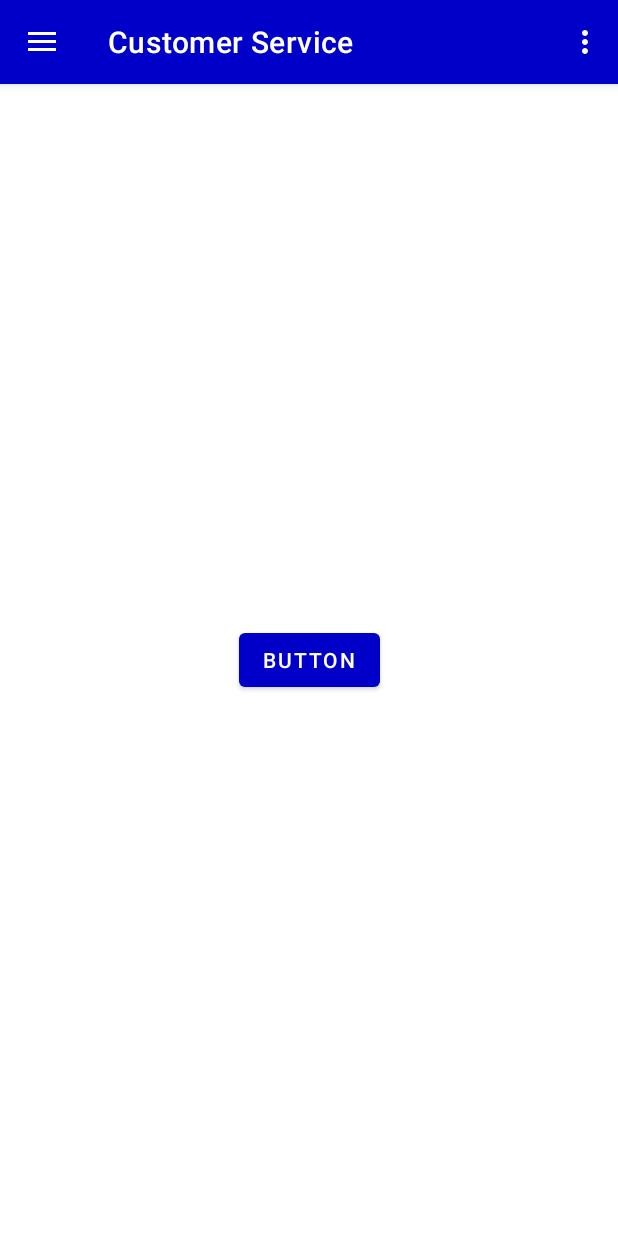
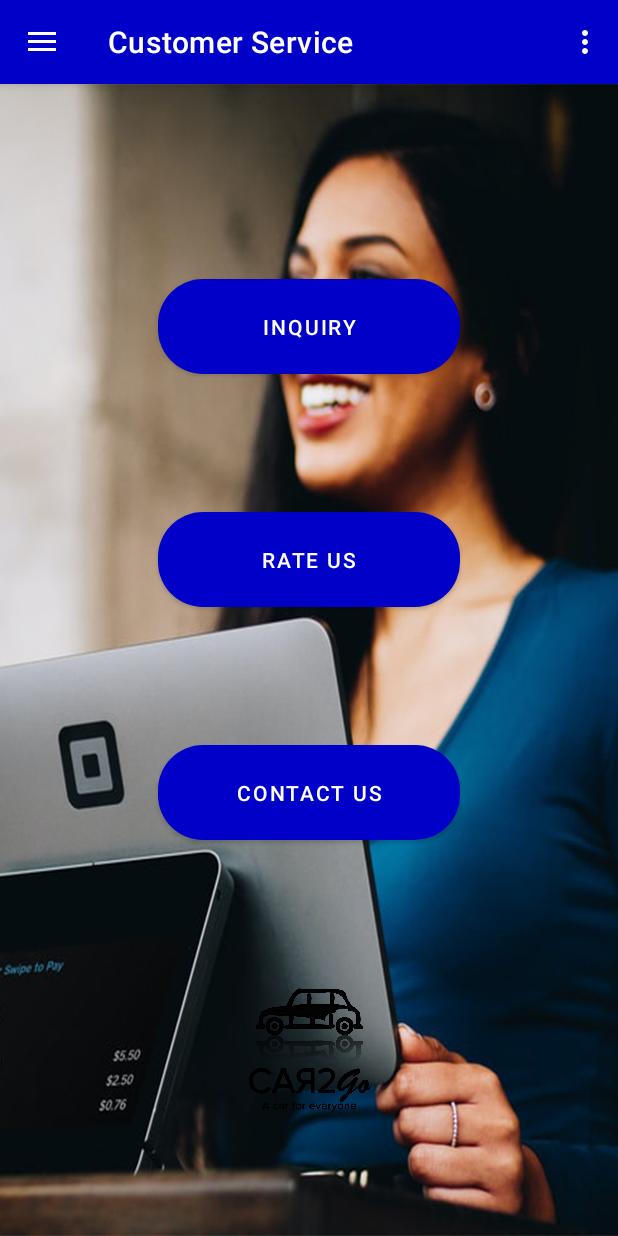
Before and after one commit to KavinduLakshitha/Car2Go, an Android app: the screen it shows after launch (MainActivity), in the side drawer, after a tap on "Customer Service", on a phone screen of 412 x 824 dp. Run offline under Robolectric (Android 15) with nearby library versions, the phone set to English and light mode, and no system bars; our stand-ins replace navigation-ui.

Commit message:
Customer Service Added!

```diff
--- a/app/src/main/AndroidManifest.xml
+++ b/app/src/main/AndroidManifest.xml
@@ -9,6 +9,7 @@
         android:roundIcon="@mipmap/ic_launcher_round"
         android:supportsRtl="true"
         android:theme="@style/Theme.Car2GO">
+        <activity android:name=".ui.services.AddInquiry"/> >
         <activity
             android:name=".MainActivity"
             android:label="@string/app_name"
@@ -19,6 +20,7 @@
                 <category android:name="android.intent.category.LAUNCHER" />
             </intent-filter>
         </activity>
+
     </application>
 
 </manifest>
--- a/app/src/main/java/com/example/car2go/ui/services/ServicesFragment.java
+++ b/app/src/main/java/com/example/car2go/ui/services/ServicesFragment.java
@@ -4,29 +4,41 @@ import android.os.Bundle;
 import android.view.LayoutInflater;
 import android.view.View;
 import android.view.ViewGroup;
-import android.widget.TextView;
+import android.widget.Button;
+
+import android.content.Intent;
+
 
 import androidx.annotation.NonNull;
-import androidx.annotation.Nullable;
+
 import androidx.fragment.app.Fragment;
-import androidx.lifecycle.Observer;
-import androidx.lifecycle.ViewModelProvider;
+
 
 import com.example.car2go.R;
 import com.example.car2go.databinding.FragmentServicesBinding;
 
 
 public class ServicesFragment extends Fragment {
+    private Button inquiry;
 
-    private FragmentServicesBinding binding;
+    private @NonNull FragmentServicesBinding binding;
 
     public View onCreateView(@NonNull LayoutInflater inflater,
                              ViewGroup container, Bundle savedInstanceState) {
 
 
         binding = FragmentServicesBinding.inflate(inflater, container, false);
-        View root = binding.getRoot();
+        View root = inflater.inflate(R.layout.fragment_services, container, false);
 
+        inquiry = root.findViewById(R.id.inquiry);
+        inquiry.setOnClickListener(new View.OnClickListener(){
+            @Override
+                    public void onClick(View v){
+                            Intent intent = new Intent(getActivity(), AddInquiry.class);
+                            startActivity(intent);
+            }
+        });
         return root;
+
     }
 }
--- a/app/src/main/res/layout/fragment_services.xml
+++ b/app/src/main/res/layout/fragment_services.xml
@@ -4,17 +4,60 @@
     xmlns:tools="http://schemas.android.com/tools"
     android:layout_width="match_parent"
     android:layout_height="match_parent"
+    android:alpha="2000"
+    android:background="@drawable/bg"
+    android:visibility="visible"
     tools:context=".ui.services.ServicesFragment">
 
+    <Button
+        android:id="@+id/inquiry"
+        android:layout_width="201dp"
+        android:layout_height="75dp"
+        android:layout_marginTop="124dp"
+        android:alpha="1"
+        android:text="@string/inquiry_btn"
+        app:backgroundTint="#0000C8"
+        app:cornerRadius="30dp"
+        app:layout_constraintEnd_toEndOf="parent"
+        app:layout_constraintStart_toStartOf="parent"
+        app:layout_constraintTop_toTopOf="parent" />
 
     <Button
-        android:id="@+id/button"
-        android:layout_width="wrap_content"
-        android:layout_height="wrap_content"
-        android:text="Button"
+        android:id="@+id/rate_us"
+        android:layout_width="201dp"
+        android:layout_height="75dp"
+        android:layout_marginTop="80dp"
+        android:alpha="1"
+        android:text="@string/rateus_btn"
+        app:backgroundTint="#0000C8"
+        app:cornerRadius="30dp"
+        app:layout_constraintEnd_toEndOf="parent"
+        app:layout_constraintStart_toStartOf="parent"
+        app:layout_constraintTop_toBottomOf="@+id/inquiry" />
+
+    <Button
+        android:id="@+id/con_us"
+        android:layout_width="201dp"
+        android:layout_height="75dp"
+        android:layout_marginTop="80dp"
+        android:alpha="1"
+        android:text="@string/contactus_btn"
+        app:backgroundTint="#0000C8"
+        app:cornerRadius="30dp"
+        app:layout_constraintEnd_toEndOf="parent"
+        app:layout_constraintStart_toStartOf="parent"
+        app:layout_constraintTop_toBottomOf="@+id/rate_us" />
+
+    <ImageView
+        android:id="@+id/imageView3"
+        android:layout_width="83dp"
+        android:layout_height="84dp"
+        android:layout_marginBottom="60dp"
+        android:src="@drawable/logo"
         app:layout_constraintBottom_toBottomOf="parent"
         app:layout_constraintEnd_toEndOf="parent"
-        app:layout_constraintHorizontal_bias="0.5"
         app:layout_constraintStart_toStartOf="parent"
-        app:layout_constraintTop_toTopOf="parent" />
+        app:layout_constraintTop_toBottomOf="@+id/con_us"
+        app:layout_constraintVertical_bias="0.807" />
+
 </androidx.constraintlayout.widget.ConstraintLayout>
```
Also changed, not shown: app/src/main/java/com/example/car2go/ui/services/AddInquiry.java (added, +105 -0 lines), app/src/main/java/com/example/car2go/ui/services/Inquiry.java (added, +44 -0 lines), app/src/main/java/com/example/car2go/ui/services/InquiryList.java (added, +48 -0 lines), app/src/main/res/layout/fragment_inquiry.xml (added, +192 -0 lines), app/src/main/res/layout/inquiry_list.xml (added, +63 -0 lines), app/src/main/res/values/strings.xml (+15 -0 lines), app/src/main/res/drawable/bg.jpg (added), app/src/main/res/drawable/logo_with_name.png (added), gradle/wrapper/gradle-wrapper.properties.
